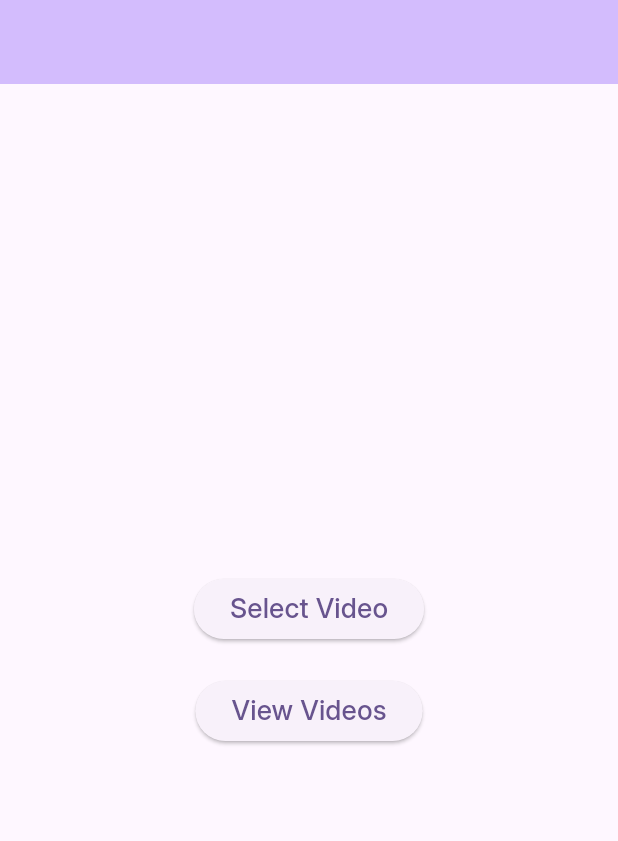
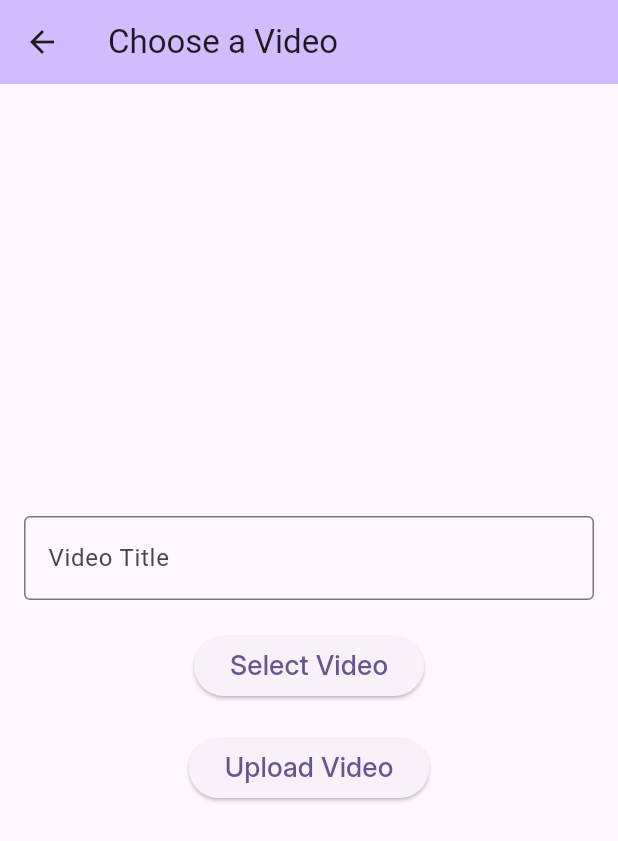
Before and after one commit to mohamedNaser1212/shorts_app, a Flutter app: the screen it shows after launch, after a tap on "Select Video", on a phone screen of 412 x 824 dp. Shown: the top 841 px of the screen. Run offline on Flutter 3.47's test engine with Material 3 defaults, Android fonts, the phone set to English and light mode, and no system bars; our stand-ins replace bloc, cloud_firestore, conditional_builder_null_safety, dartz, dio, file_picker and 9 more; missing offline and left inert: video_thumbnail; accounts and stored records are empty.

Commit message:
refactoring the choose video screen

```diff
--- /dev/null
+++ b/lib/Features/layout/presentation/screens/choose_video_page.dart
@@ -0,0 +1,116 @@
+import 'package:conditional_builder_null_safety/conditional_builder_null_safety.dart';
+import 'package:flutter/material.dart';
+import 'package:flutter_bloc/flutter_bloc.dart';
+import 'package:shorts/core/utils/widgets/custom_title.dart';
+
+import '../../../videos_feature/presentation/video_cubit/video_cubit.dart';
+
+class ChooseVideoPage extends StatefulWidget {
+  const ChooseVideoPage({super.key});
+
+  @override
+  _ChooseVideoPageState createState() => _ChooseVideoPageState();
+}
+
+class _ChooseVideoPageState extends State<ChooseVideoPage> {
+  final TextEditingController _titleController = TextEditingController();
+  String? _selectedVideoPath;
+
+  @override
+  void dispose() {
+    _titleController.dispose();
+    super.dispose();
+  }
+
+  Future<void> _pickVideo() async {
+    final result = await context.read<VideoCubit>().pickVideo();
+    setState(() {
+      _selectedVideoPath = result;
+    });
+  }
+
+  Future<void> _uploadVideo() async {
+    if (_selectedVideoPath != null && _titleController.text.isNotEmpty) {
+      VideoCubit.get(context).uploadVideo(
+        videoPath: _selectedVideoPath!,
+        description: _titleController.text,
+      );
+    }
+  }
+
+  @override
+  Widget build(BuildContext context) {
+    return BlocConsumer<VideoCubit, VideoState>(
+      listener: (context, state) {
+        if (state is VideoError) {
+          ScaffoldMessenger.of(context).showSnackBar(
+            SnackBar(
+              content: Text('Error: ${state.message}'),
+            ),
+          );
+        } else if (state is VideoUploaded) {
+          _titleController.clear();
+          _selectedVideoPath = null;
+
+          ScaffoldMessenger.of(context).showSnackBar(
+            const SnackBar(
+              content: Text('Video uploaded successfully!'),
+            ),
+          );
+        }
+      },
+      builder: (context, state) {
+        return Scaffold(
+          appBar: AppBar(
+            title: const Text('Choose a Video'),
+            backgroundColor: Theme.of(context).colorScheme.inversePrimary,
+          ),
+          body: Center(
+            child: Padding(
+              padding: const EdgeInsets.all(16.0),
+              child: Column(
+                mainAxisAlignment: MainAxisAlignment.center,
+                children: <Widget>[
+                  TextField(
+                    controller: _titleController,
+                    decoration: const InputDecoration(
+                      labelText: 'Video Title',
+                      border: OutlineInputBorder(),
+                    ),
+                  ),
+                  const SizedBox(height: 20),
+                  ElevatedButton(
+                    onPressed: _pickVideo,
+                    child: const CustomTitle(
+                      title: 'Select Video',
+                      style: TitleStyle.style18,
+                    ),
+                  ),
+                  if (_selectedVideoPath != null)
+                    Padding(
+                      padding: const EdgeInsets.symmetric(vertical: 8.0),
+                      child: Text(
+                        'Selected Video: ${_selectedVideoPath!.split('/').last}',
+                      ),
+                    ),
+                  const SizedBox(height: 20),
+                  ConditionalBuilder(
+                    condition: state is! VideoUploading,
+                    builder: (context) => ElevatedButton(
+                      onPressed: _uploadVideo,
+                      child: const CustomTitle(
+                        title: 'Upload Video',
+                        style: TitleStyle.style18,
+                      ),
+                    ),
+                    fallback: (context) => const CircularProgressIndicator(),
+                  ),
+                ],
+              ),
+            ),
+          ),
+        );
+      },
+    );
+  }
+}
--- /dev/null
+++ b/lib/Features/layout/presentation/screens/home_page.dart
@@ -0,0 +1,51 @@
+import 'package:flutter/material.dart';
+import 'package:shorts/core/navigations_manager/navigations_manager.dart';
+
+import '../../../../core/utils/widgets/custom_title.dart';
+import '../../../videos_feature/presentation/screens/video_page.dart';
+import 'choose_video_page.dart'; // Import the new page
+
+class MyHomePage extends StatelessWidget {
+  const MyHomePage({super.key});
+
+  @override
+  Widget build(BuildContext context) {
+    return Scaffold(
+      appBar: AppBar(
+        backgroundColor: Theme.of(context).colorScheme.inversePrimary,
+      ),
+      body: Center(
+        child: Column(
+          mainAxisAlignment: MainAxisAlignment.center,
+          children: <Widget>[
+            ElevatedButton(
+              onPressed: () {
+                NavigationManager.navigateTo(
+                  context: context,
+                  screen: const ChooseVideoPage(),
+                );
+              },
+              child: const CustomTitle(
+                title: 'Select Video',
+                style: TitleStyle.style18,
+              ),
+            ),
+            const SizedBox(height: 20),
+            ElevatedButton(
+              onPressed: () {
+                NavigationManager.navigateTo(
+                  context: context,
+                  screen: const VideoPage(),
+                );
+              },
+              child: const CustomTitle(
+                title: 'View Videos',
+                style: TitleStyle.style18,
+              ),
+            ),
+          ],
+        ),
+      ),
+    );
+  }
+}
--- a/lib/Features/videos_feature/data/model/video_model.dart
+++ b/lib/Features/videos_feature/data/model/video_model.dart
@@ -1,13 +1,12 @@
 class VideoModel {
   final String id;
-  final String title;
+
   final String thumbnail;
   final String videoUrl;
   final String? description;
 
   VideoModel({
     required this.id,
-    required this.title,
     required this.thumbnail,
     required this.videoUrl,
     this.description,
@@ -16,7 +15,6 @@ class VideoModel {
   factory VideoModel.fromJson(Map<String, dynamic> json) {
     return VideoModel(
       id: json['id'],
-      title: json['title'],
       thumbnail: json['thumbnail'],
       videoUrl: json['videoUrl'],
       description: json['description'] ?? '',
@@ -26,7 +24,6 @@ class VideoModel {
   Map<String, dynamic> toJson() {
     return {
       'id': id,
-      'title': title,
       'thumbnail': thumbnail,
       'videoUrl': videoUrl,
       'description': description,
--- a/lib/Features/videos_feature/data/video_remote_data_source/videos_rermote_data_source.dart
+++ b/lib/Features/videos_feature/data/video_remote_data_source/videos_rermote_data_source.dart
@@ -1,19 +1,22 @@
 import 'dart:io';
+
 import 'package:cloud_firestore/cloud_firestore.dart';
 import 'package:firebase_storage/firebase_storage.dart';
-import 'package:file_picker/file_picker.dart';
+import 'package:shorts/Features/videos_feature/data/model/video_model.dart';
 import 'package:uuid/uuid.dart'; // Import uuid package
-import 'package:shorts/Features/videos_feature/data/model/video_model.dart';
 
 abstract class VideosRemoteDataSource {
   Future<List<VideoModel>> getVideos();
-  Future<VideoModel> uploadVideo();
+  Future<VideoModel> uploadVideo({
+    required String description,
+    required String videoPath,
+  });
 }
 
 class VideosRemoteDataSourceImpl implements VideosRemoteDataSource {
   final FirebaseFirestore _firestore = FirebaseFirestore.instance;
   final FirebaseStorage _storage = FirebaseStorage.instance;
-  final Uuid _uuid = Uuid(); // Instantiate Uuid
+  final Uuid _uuid = const Uuid();
 
   @override
   Future<List<VideoModel>> getVideos() async {
@@ -29,46 +32,22 @@ class VideosRemoteDataSourceImpl implements VideosRemoteDataSource {
   }
 
   @override
-  Future<VideoModel> uploadVideo() async {
-    try {
-      // Use FilePicker to select a video
-      final result = await FilePicker.platform.pickFiles(
-        type: FileType.video,
-      );
-
-      if (result == null || result.files.isEmpty) {
-        throw Exception('No video selected');
-      }
-
-      final filePath = result.files.single.path;
-      if (filePath == null) {
-        throw Exception('Invalid file path');
-      }
-
-      final videoId = _uuid.v4();
-
-      // Upload video to Firebase Storage
-      final videoRef = _storage.ref().child('videos/$videoId.mp4');
-      final uploadTask = videoRef.putFile(File(filePath));
-      final snapshot = await uploadTask.whenComplete(() => null);
-
-      final videoUrl = await snapshot.ref.getDownloadURL();
-
-      final videoData = VideoModel(
-        id: videoId,
-        title: result.files.single.name,
-        thumbnail: '',
-        videoUrl: videoUrl,
-      );
-
-      await _firestore
-          .collection('videos')
-          .doc(videoId)
-          .set(videoData.toJson());
-
-      return videoData;
-    } catch (e) {
-      throw Exception('Error uploading video: $e');
-    }
+  Future<VideoModel> uploadVideo({
+    required String description,
+    required String videoPath,
+  }) async {
+    final videoId = _uuid.v4();
+    final videoRef = _storage.ref().child('videos').child(videoId);
+    final uploadTask = videoRef.putFile(File(videoPath));
+    final snapshot = await uploadTask.whenComplete(() => null);
+    final videoUrl = await snapshot.ref.getDownloadURL();
+    final video = VideoModel(
+      videoUrl: videoUrl,
+      thumbnail: '',
+      description: description,
+      id: videoId,
+    );
+    await _firestore.collection('videos').doc(videoId).set(video.toJson());
+    return video;
   }
 }
--- a/lib/Features/videos_feature/domain/video_repo/video_repo.dart
+++ b/lib/Features/videos_feature/domain/video_repo/video_repo.dart
@@ -4,5 +4,8 @@ import 'package:shorts/core/error_manager/failure.dart';
 
 abstract class VideosRepo {
   Future<Either<Failure, List<VideoModel>>> getVideos();
-  Future<Either<Failure, VideoModel>> uploadVideo();
+  Future<Either<Failure, VideoModel>> uploadVideo({
+    required String description,
+    required String videoPath,
+  });
 }
--- a/lib/Features/videos_feature/presentation/video_cubit/video_cubit.dart
+++ b/lib/Features/videos_feature/presentation/video_cubit/video_cubit.dart
@@ -1,3 +1,4 @@
+import 'package:file_picker/file_picker.dart';
 import 'package:flutter_bloc/flutter_bloc.dart';
 import 'package:shorts/Features/videos_feature/data/model/video_model.dart';
 import 'package:shorts/Features/videos_feature/domain/videos_use_cases/get_videos_use_case/get_videos_use_case.dart';
@@ -15,19 +16,33 @@ class VideoCubit extends Cubit<VideoState> {
 
   final UploadVideoUseCase uploadVideoUseCase;
   final GetVideosUseCase getVideosUseCase;
+  Future<String?> pickVideo() async {
+    final result = await FilePicker.platform.pickFiles(type: FileType.video);
+    if (result != null && result.files.isNotEmpty) {
+      final path = result.files.single.path;
+      print('Picked file path: $path');
+      return path;
+    }
+    return null;
+  }
 
-  Future<void> uploadVideo() async {
+  Future<void> uploadVideo(
+      {required String videoPath, required String description}) async {
     emit(VideoUploading());
-    final result = await uploadVideoUseCase();
+    final result = await uploadVideoUseCase.call(
+        description: description, videoPath: videoPath);
     result.fold(
-      (failure) => emit(VideoError(message: failure.message)),
+      (failure) {
+        print('Error uploading video: ${failure.message}');
+        emit(VideoError(message: failure.message));
+      },
       (video) => emit(VideoUploaded(videoUrl: video.videoUrl)),
     );
   }
 
   Future<void> getVideos() async {
     emit(GetVideoLoading());
-    final result = await getVideosUseCase();
+    final result = await getVideosUseCase.call();
     result.fold(
       (failure) => emit(VideoError(message: failure.message)),
       (videos) => emit(GetVideoSuccess(videos: videos)),
--- a/lib/core/utils/widgets/splash_screen/splash_screen.dart
+++ b/lib/core/utils/widgets/splash_screen/splash_screen.dart
@@ -7,7 +7,8 @@ import 'package:shorts/Features/videos_feature/presentation/video_cubit/video_cu
 import 'package:shorts/core/navigations_manager/navigations_manager.dart';
 import 'package:shorts/core/service_locator/service_locator.dart';
 import 'package:shorts/core/utils/bloc_observer.dart';
-import 'package:shorts/main.dart';
+
+import '../../../../Features/layout/presentation/screens/home_page.dart';
 
 class SplashScreen extends StatefulWidget {
   const SplashScreen({super.key});
--- a/lib/main.dart
+++ b/lib/main.dart
@@ -1,11 +1,8 @@
 import 'package:flutter/material.dart';
 import 'package:flutter_bloc/flutter_bloc.dart';
 import 'package:shorts/Features/videos_feature/presentation/video_cubit/video_cubit.dart';
-import 'package:shorts/core/navigations_manager/navigations_manager.dart';
 import 'package:shorts/core/service_locator/service_locator.dart';
-import 'package:shorts/core/utils/widgets/custom_title.dart';
 
-import 'Features/videos_feature/presentation/screens/video_page.dart';
 import 'core/utils/widgets/splash_screen/splash_screen.dart';
 
 void main() {
@@ -34,41 +31,3 @@ class MyApp extends StatelessWidget {
     );
   }
 }
-
-class MyHomePage extends StatelessWidget {
-  const MyHomePage({super.key});
-
-  @override
-  Widget build(BuildContext context) {
-    return Scaffold(
-      appBar: AppBar(
-        backgroundColor: Theme.of(context).colorScheme.inversePrimary,
-      ),
-      body: Center(
-        child: Column(
-          mainAxisAlignment: MainAxisAlignment.center,
-          children: <Widget>[
-            ElevatedButton(
-              onPressed: () => context.read<VideoCubit>().uploadVideo(),
-              child: const CustomTitle(
-                title: 'Select Video',
-                style: TitleStyle.style18,
-              ),
-            ),
-            const SizedBox(height: 20),
-            ElevatedButton(
-              onPressed: () {
-                NavigationManager.navigateTo(
-                    context: context, screen: const VideoPage());
-              },
-              child: const CustomTitle(
-                title: 'View Videos',
-                style: TitleStyle.style18,
-              ),
-            ),
-          ],
-        ),
-      ),
-    );
-  }
-}
```
Also changed, not shown: lib/Features/videos_feature/data/videos_repo_impl/videos_repo_impl.dart (+9 -3 lines), lib/Features/videos_feature/domain/videos_use_cases/upload_video_use_case/upload_video_use_case.dart (+8 -2 lines).
